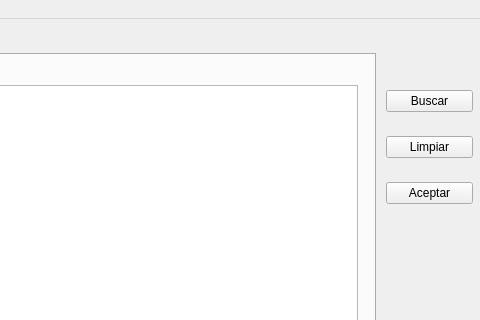
First picture: the form in ui/mainwindow.ui, repository laar19/KmlShpConvert, before the edit; both pictures show x 215 to 695 and y 0 to 320 of the 695 by 504 pixel window.
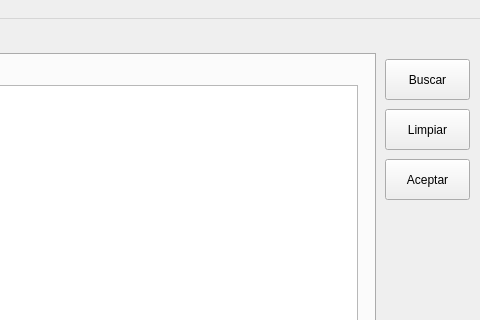
Second picture: the form after the edit. Icons and pictures are not drawn.

Diff of the .ui file:
```diff
--- a/ui/mainwindow.ui
+++ b/ui/mainwindow.ui
@@ -211,18 +211,15 @@
      </item>
     </layout>
    </widget>
-   <widget class="QWidget" name="">
-    <property name="geometry">
-     <rect>
-      <x>601</x>
-      <y>53</y>
-      <width>87</width>
-      <height>151</height>
-     </rect>
-    </property>
-    <layout class="QVBoxLayout" name="verticalLayout">
-     <item>
       <widget class="QPushButton" name="btn_search">
+    <property name="geometry">
+     <rect>
+      <x>600</x>
+      <y>40</y>
+      <width>85</width>
+      <height>41</height>
+     </rect>
+    </property>
        <property name="text">
         <string>Buscar</string>
        </property>
@@ -233,9 +230,15 @@
         </size>
        </property>
       </widget>
-     </item>
-     <item>
       <widget class="QPushButton" name="btn_clear">
+    <property name="geometry">
+     <rect>
+      <x>600</x>
+      <y>90</y>
+      <width>85</width>
+      <height>41</height>
+     </rect>
+    </property>
        <property name="text">
         <string>Limpiar</string>
        </property>
@@ -246,9 +249,15 @@
         </size>
        </property>
       </widget>
-     </item>
-     <item>
       <widget class="QPushButton" name="btn_accept">
+    <property name="geometry">
+     <rect>
+      <x>600</x>
+      <y>140</y>
+      <width>85</width>
+      <height>41</height>
+     </rect>
+    </property>
        <property name="text">
         <string>Aceptar</string>
        </property>
@@ -258,9 +267,6 @@
          <height>32</height>
         </size>
        </property>
-      </widget>
-     </item>
-    </layout>
    </widget>
   </widget>
   <widget class="QMenuBar" name="menuBar">
```
Lines whose indentation alone changed are shown as unchanged.
